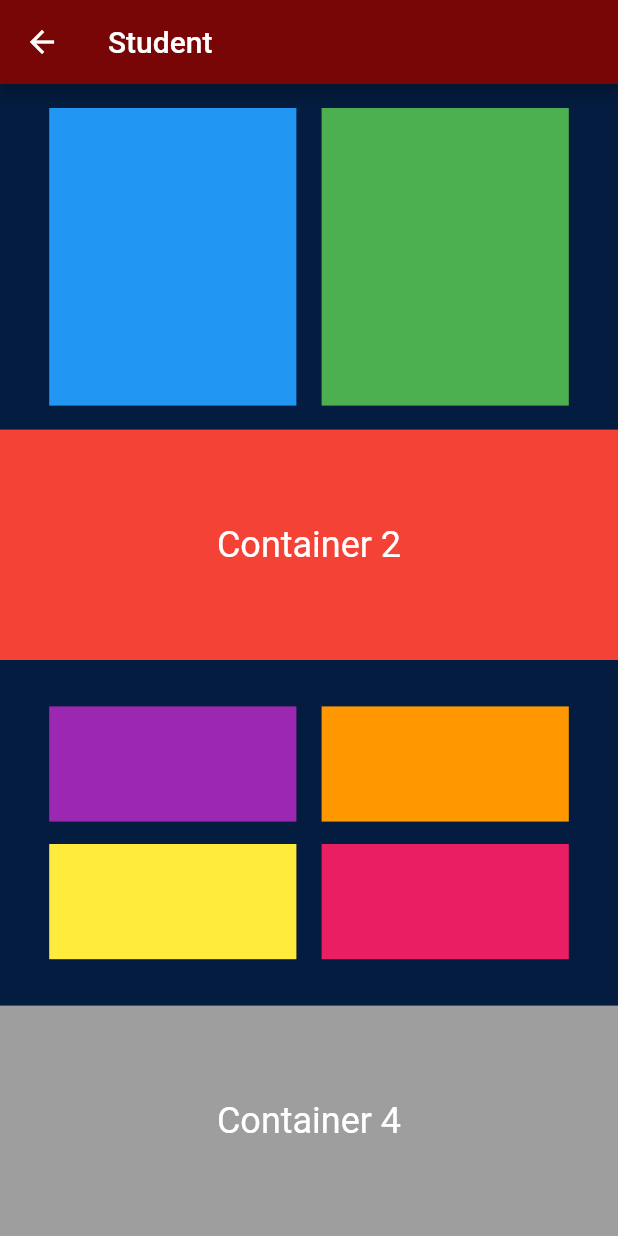
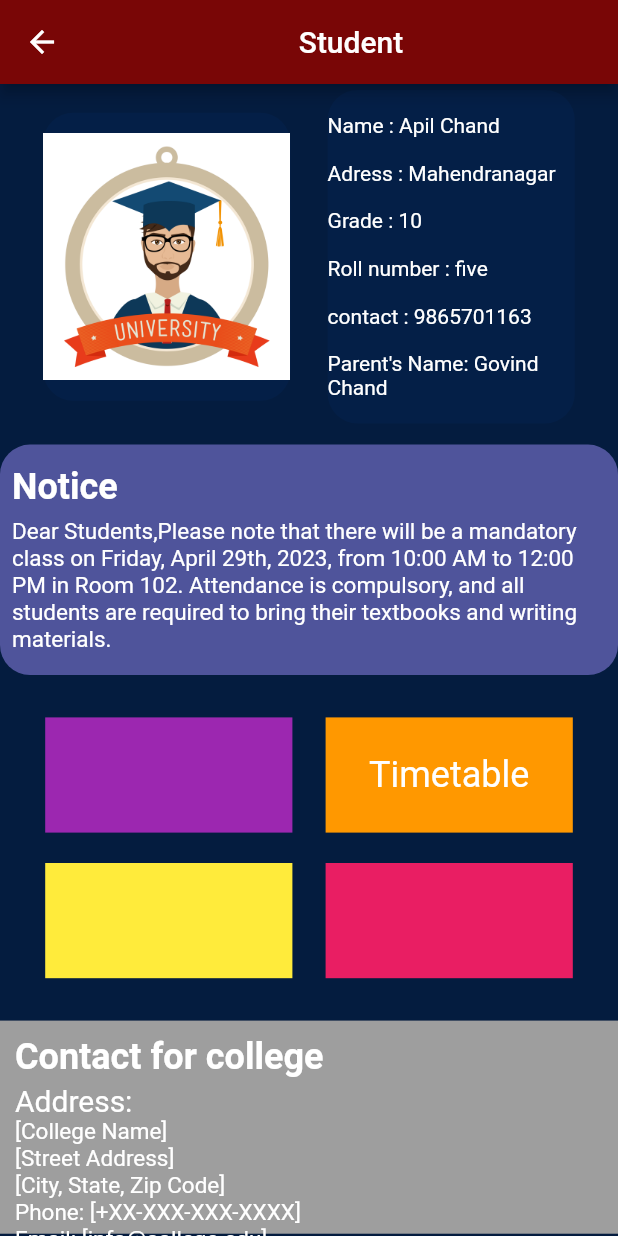
Before and after one commit to apilchand/School-management, a Flutter app: the Sdashboard screen opened directly, on a phone screen of 412 x 824 dp. Run offline on Flutter 3.47's test engine with Material 2 defaults, Android fonts, the phone set to English and light mode, and no system bars.

Commit message:
secnd day

```diff
--- a/lib/screens/Student/Sdashboard.dart
+++ b/lib/screens/Student/Sdashboard.dart
@@ -1,13 +1,13 @@
 import 'package:flutter/material.dart';
+import 'package:pathsala/TSA/timetable.dart';
 
 class Sdashboard extends StatelessWidget {
   @override
   Widget build(BuildContext context) {
     return Scaffold(
       appBar: AppBar(
-        title: Text('Student'),
+        title: Center(child: Text('Student')),
         backgroundColor: Color.fromARGB(255, 121, 6, 6),
-
       ),
       backgroundColor: Color.fromARGB(255, 4, 28, 63),
       body: LayoutBuilder(
@@ -17,38 +17,91 @@ class Sdashboard extends StatelessWidget {
               // First container with 2 containers in a row
               Container(
                 height: constraints.maxHeight * 0.3,
-                padding: EdgeInsets.all(16),
+                padding: EdgeInsets.all(4),
                 child: Row(
                   mainAxisAlignment: MainAxisAlignment.spaceEvenly,
                   children: [
                     Container(
+                      decoration: BoxDecoration(
+                        borderRadius: BorderRadius.circular(20.0),
+                        color: Color.fromARGB(255, 4, 31, 71),
+                      ),
                       width: constraints.maxWidth * 0.4,
-                      color: Colors.blue,
+                      child: Image.asset(
+                        'images/picture.jpg',
+                        width: constraints.maxWidth * 0.3,
+                        height: constraints.maxHeight * 0.25,
+                      ),
                     ),
                     Container(
                       width: constraints.maxWidth * 0.4,
-                      color: Colors.green,
+                      decoration: BoxDecoration(
+                        borderRadius: BorderRadius.circular(20.0),
+                        color: Color.fromARGB(255, 4, 31, 71),
+                      ),
+                      child: Column(
+                        mainAxisAlignment: MainAxisAlignment.spaceEvenly,
+                        crossAxisAlignment: CrossAxisAlignment.start,
+                        children: [
+                          Text(
+                            'Name : Apil Chand',
+                            style: TextStyle(color: Colors.white),
+                          ),
+                          Text('Adress : Mahendranagar',
+                              style: TextStyle(color: Colors.white)),
+                          Text('Grade : 10',
+                              style: TextStyle(color: Colors.white)),
+                          Text('Roll number : five',
+                              style: TextStyle(color: Colors.white)),
+                          Text('contact : 9865701163',
+                              style: TextStyle(color: Colors.white)),
+                          Text("Parent's Name: Govind Chand",
+                              style: TextStyle(color: Colors.white)),
+                        ],
+                      ),
                     ),
                   ],
                 ),
               ),
-              // Second container
+              SizedBox(
+                height: 10,
+              ),
               Container(
+                padding: EdgeInsets.all(8.0),
+                decoration: BoxDecoration(
+                  borderRadius: BorderRadius.circular(20.0),
+                  color: Color.fromARGB(255, 79, 84, 155),
+                ),
                 height: constraints.maxHeight * 0.2,
-                color: Colors.red,
                 alignment: Alignment.center,
-                child: Text(
-                  'Container 2',
+                child: Column(
+                  mainAxisAlignment: MainAxisAlignment.spaceEvenly,
+                  crossAxisAlignment: CrossAxisAlignment.start,
+                  children: [
+                    Text(
+                      'Notice',
                       style: TextStyle(
                         color: Colors.white,
                         fontSize: 24,
+                        fontWeight: FontWeight.bold,
                       ),
+                    ),
+                    Text(
+                      'Dear Students,Please note that there will be a mandatory class on Friday, April 29th, 2023, from 10:00 AM to 12:00 PM in Room 102. Attendance is compulsory, and all students are required to bring their textbooks and writing materials.',
+                      style: TextStyle(
+                        color: Colors.white,
+                        fontSize: 15,
+
+                      ),
+                    ),
+
+                  ],
                 ),
               ),
               // Third container with 4 containers in 2 rows
               Container(
                 height: constraints.maxHeight * 0.3,
-                padding: EdgeInsets.all(16),
+                padding: EdgeInsets.all(8),
                 child: Column(
                   mainAxisAlignment: MainAxisAlignment.spaceEvenly,
                   children: [
@@ -64,6 +117,25 @@ class Sdashboard extends StatelessWidget {
                           width: constraints.maxWidth * 0.4,
                           height: constraints.maxHeight * 0.1,
                           color: Colors.orange,
+                          child: GestureDetector(
+                            onTap: () {
+                              Navigator.push(
+                                context,
+                                MaterialPageRoute(
+                                  builder: (context) => TimetableScreen(),
+                                ),
+                              );
+                            },
+                            child: Center(
+                              child: Text(
+                                'Timetable',
+                                style: TextStyle(
+                                  color: Colors.white,
+                                  fontSize: 24,
+                                ),
+                              ),
+                            ),
+                          ),
                         ),
                       ],
                     ),
@@ -87,15 +159,73 @@ class Sdashboard extends StatelessWidget {
               ),
               // Fourth container
               Container(
-                height: constraints.maxHeight * 0.2,
+                padding: EdgeInsets.all(10),
+                height: constraints.maxHeight * 0.185,
                 color: Colors.grey,
                 alignment: Alignment.center,
-                child: Text(
-                  'Container 4',
+                child:
+                Column(
+                  mainAxisAlignment: MainAxisAlignment.spaceEvenly,
+                  crossAxisAlignment: CrossAxisAlignment.stretch,
+                  children: [
+                    Text(
+                      'Contact for college',
                       style: TextStyle(
                         color: Colors.white,
                         fontSize: 24,
+                        fontWeight: FontWeight.bold,
                       ),
+                    ),
+                    SizedBox(height:4),
+                    Text(
+                      'Address:',
+                      style: TextStyle(
+                        color: Colors.white,
+                        fontSize: 20,
+
+                      ),
+                    ),
+                    Text(
+                      '[College Name]',
+                      style: TextStyle(
+                        color: Colors.white,
+                        fontSize: 15,
+
+                      ),
+                    ),
+                    Text(
+                      '[Street Address]',
+                      style: TextStyle(
+                        color: Colors.white,
+                        fontSize: 15,
+
+                      ),
+                    ),
+                    Text(
+                      '[City, State, Zip Code]',
+                      style: TextStyle(
+                        color: Colors.white,
+                        fontSize: 15,
+
+                      ),
+                    ),
+                    Text(
+                      'Phone: [+XX-XXX-XXX-XXXX]',
+                      style: TextStyle(
+                        color: Colors.white,
+                        fontSize: 15,
+
+                      ),
+                    ),
+                    Text(
+                      'Email: [info@college.edu]',
+                      style: TextStyle(
+                        color: Colors.white,
+                        fontSize: 15,
+
+                      ),
+                    ),
+                  ],
                 ),
               ),
             ],
@@ -105,3 +235,21 @@ class Sdashboard extends StatelessWidget {
     );
   }
 }
+
+List<String> daysOfWeek = [
+  'Sunday',
+  'Monday',
+  'Tuesday',
+  'Wednesday',
+  'Thursday',
+  'Friday'
+];
+
+List<List<String>> schedules = [
+  ['Math', 'Science', 'English'],
+  ['Art', 'Music', 'Physical Education'],
+  ['Science', 'Math', 'Social Studies'],
+  ['English', 'Physical Education', 'Math'],
+  ['Social Studies', 'Science', 'English'],
+  ['Physical Education', 'Art', 'Science'],
+];
--- a/lib/screens/Welcome.dart
+++ b/lib/screens/Welcome.dart
@@ -20,8 +20,8 @@ class WelcomeScreen extends StatelessWidget {
                   children: [
                     Image.asset(
                       'images/school.png',
-                      width: 120,
-                      height: 120,
+                      width: 800,
+                      height: 350,
                     ),
                     SizedBox(height: 26),
                     Text(
--- a/pubspec.yaml
+++ b/pubspec.yaml
@@ -35,6 +35,7 @@ dependencies:
   # The following adds the Cupertino Icons font to your application.
   # Use with the CupertinoIcons class for iOS style icons.
   cupertino_icons: ^1.0.2
+  timetable: ^0.2.9
 
 dev_dependencies:
   flutter_test:
@@ -62,9 +63,10 @@ flutter:
   assets:
       - images/school.png
       - images/student.png
-      - images/parent.jpg
+      - images/parent.png
       - images/teacher.png
       - images/admin.png
+      - images/picture.jpg
   #   - images/a_dot_ham.jpeg
 
   # An image asset can refer to one or more resolution-specific "variants", see
```
Also changed, not shown: lib/TSA/timetable.dart (+86 -0 lines), lib/screens/role_dash.dart (+8 -6 lines), images/parent.jpg (deleted), images/parent.png (added), images/picture.jpg (added), images/school.png, images/student.png, images/teacher.png, pubspec.lock, 1 other file. Lines whose indentation alone changed are shown as unchanged.
